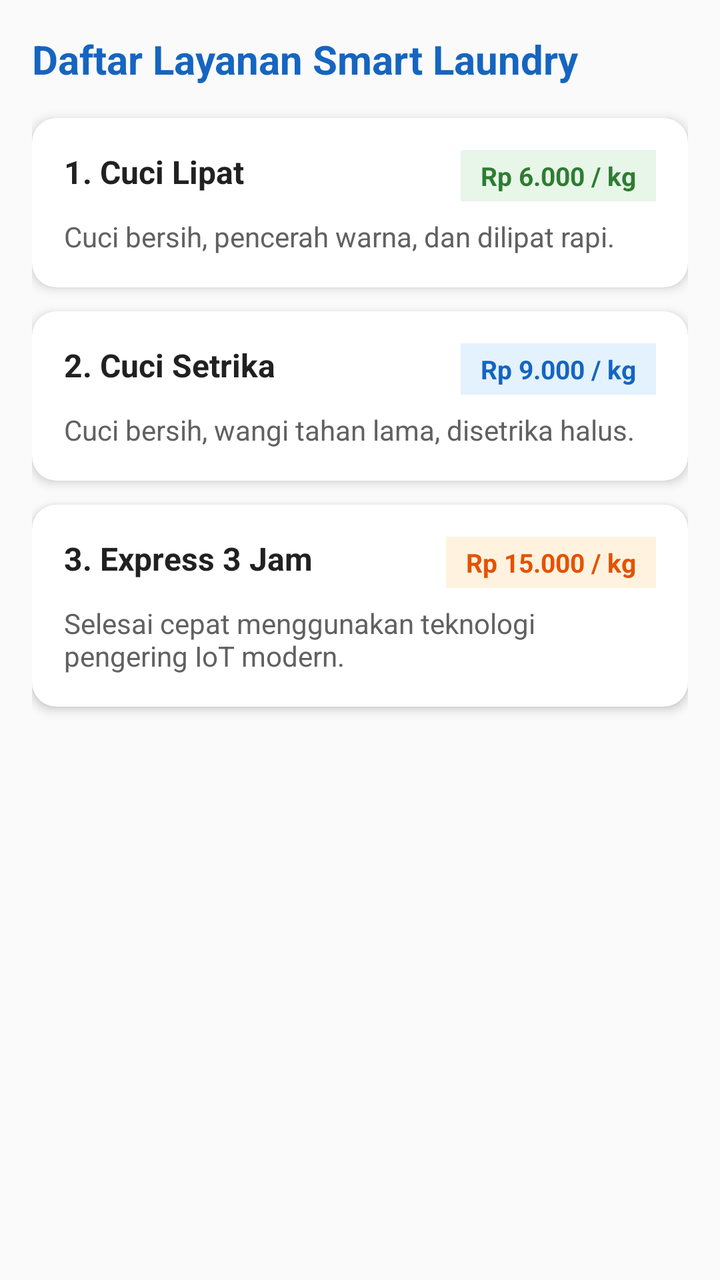
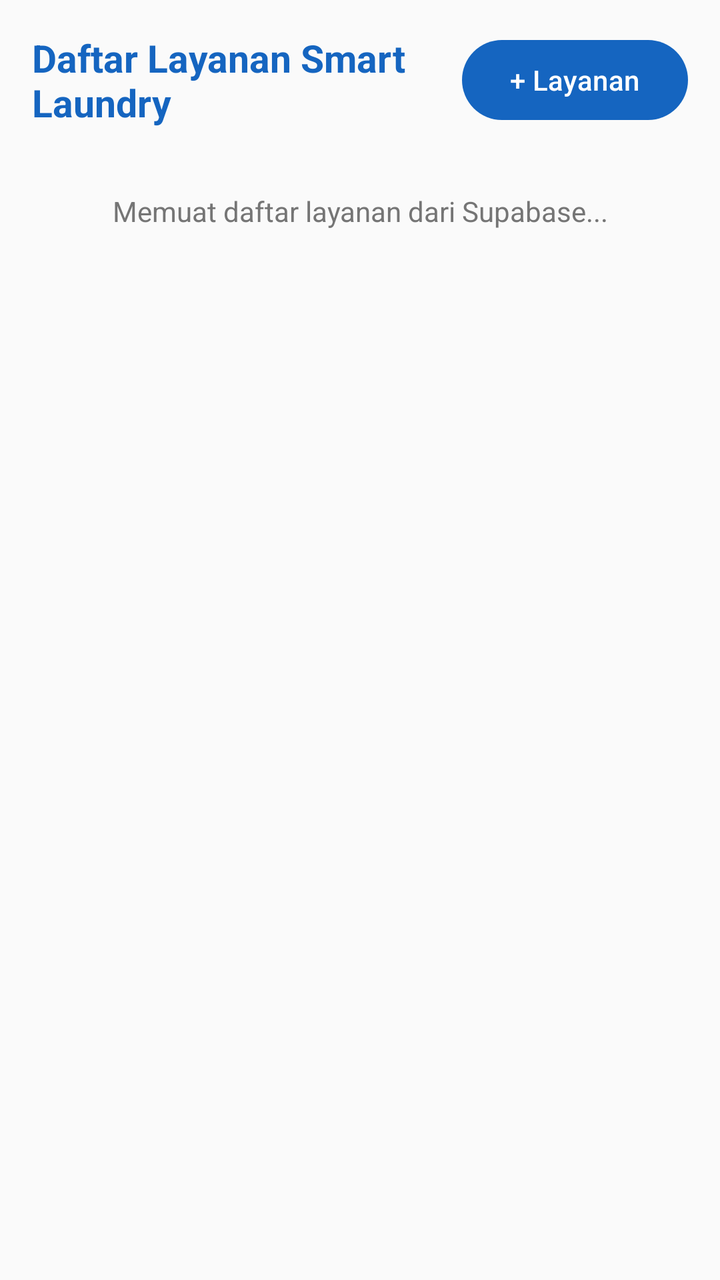

Screens rendered from an Android XML layout before and after an edit, with the pre-edit source and the edit as a unified diff.
<!-- AndroidManifest.xml: application theme Theme.IRWOreo -->
<!-- res/layout/fragment_more.xml -->
<?xml version="1.0" encoding="utf-8"?>
<ScrollView xmlns:android="http://schemas.android.com/apk/res/android"
    xmlns:app="http://schemas.android.com/apk/res-auto"
    android:layout_width="match_parent"
    android:layout_height="match_parent"
    android:background="#FAFAFA">

    <LinearLayout
        android:layout_width="match_parent"
        android:layout_height="wrap_content"
        android:orientation="vertical"
        android:padding="16dp">

        <TextView
            android:layout_width="wrap_content"
            android:layout_height="wrap_content"
            android:layout_marginBottom="16dp"
            android:text="Daftar Layanan Smart Laundry"
            android:textColor="?attr/colorPrimary"
            android:textSize="20sp"
            android:textStyle="bold" />

        
        <androidx.cardview.widget.CardView
            android:layout_width="match_parent"
            android:layout_height="wrap_content"
            android:layout_marginBottom="12dp"
            app:cardCornerRadius="12dp"
            app:cardElevation="3dp">

            <LinearLayout
                android:layout_width="match_parent"
                android:layout_height="wrap_content"
                android:orientation="vertical"
                android:padding="16dp">

                <RelativeLayout
                    android:layout_width="match_parent"
                    android:layout_height="wrap_content">

                    <TextView
                        android:layout_width="wrap_content"
                        android:layout_height="wrap_content"
                        android:layout_alignParentStart="true"
                        android:text="1. Cuci Lipat"
                        android:textColor="#212121"
                        android:textSize="16sp"
                        android:textStyle="bold" />

                    <TextView
                        android:layout_width="wrap_content"
                        android:layout_height="wrap_content"
                        android:layout_alignParentEnd="true"
                        android:background="#E8F5E9"
                        android:paddingHorizontal="10dp"
                        android:paddingVertical="4dp"
                        android:text="Rp 6.000 / kg"
                        android:textColor="#2E7D32"
                        android:textSize="13sp"
                        android:textStyle="bold" />
                </RelativeLayout>

                <TextView
                    android:layout_width="match_parent"
                    android:layout_height="wrap_content"
                    android:layout_marginTop="8dp"
                    android:text="Cuci bersih, pencerah warna, dan dilipat rapi."
                    android:textColor="#616161"
                    android:textSize="14sp" />
            </LinearLayout>
        </androidx.cardview.widget.CardView>

        
        <androidx.cardview.widget.CardView
            android:layout_width="match_parent"
            android:layout_height="wrap_content"
            android:layout_marginBottom="12dp"
            app:cardCornerRadius="12dp"
            app:cardElevation="3dp">

            <LinearLayout
                android:layout_width="match_parent"
                android:layout_height="wrap_content"
                android:orientation="vertical"
                android:padding="16dp">

                <RelativeLayout
                    android:layout_width="match_parent"
                    android:layout_height="wrap_content">

                    <TextView
                        android:layout_width="wrap_content"
                        android:layout_height="wrap_content"
                        android:layout_alignParentStart="true"
                        android:text="2. Cuci Setrika"
                        android:textColor="#212121"
                        android:textSize="16sp"
                        android:textStyle="bold" />

                    <TextView
                        android:layout_width="wrap_content"
                        android:layout_height="wrap_content"
                        android:layout_alignParentEnd="true"
                        android:background="#E3F2FD"
                        android:paddingHorizontal="10dp"
                        android:paddingVertical="4dp"
                        android:text="Rp 9.000 / kg"
                        android:textColor="#1565C0"
                        android:textSize="13sp"
                        android:textStyle="bold" />
                </RelativeLayout>

                <TextView
                    android:layout_width="match_parent"
                    android:layout_height="wrap_content"
                    android:layout_marginTop="8dp"
                    android:text="Cuci bersih, wangi tahan lama, disetrika halus."
                    android:textColor="#616161"
                    android:textSize="14sp" />
            </LinearLayout>
        </androidx.cardview.widget.CardView>

        
        <androidx.cardview.widget.CardView
            android:layout_width="match_parent"
            android:layout_height="wrap_content"
            android:layout_marginBottom="12dp"
            app:cardCornerRadius="12dp"
            app:cardElevation="3dp">

            <LinearLayout
                android:layout_width="match_parent"
                android:layout_height="wrap_content"
                android:orientation="vertical"
                android:padding="16dp">

                <RelativeLayout
                    android:layout_width="match_parent"
                    android:layout_height="wrap_content">

                    <TextView
                        android:layout_width="wrap_content"
                        android:layout_height="wrap_content"
                        android:layout_alignParentStart="true"
                        android:text="3. Express 3 Jam"
                        android:textColor="#212121"
                        android:textSize="16sp"
                        android:textStyle="bold" />

                    <TextView
                        android:layout_width="wrap_content"
                        android:layout_height="wrap_content"
                        android:layout_alignParentEnd="true"
                        android:background="#FFF3E0"
                        android:paddingHorizontal="10dp"
                        android:paddingVertical="4dp"
                        android:text="Rp 15.000 / kg"
                        android:textColor="#E65100"
                        android:textSize="13sp"
                        android:textStyle="bold" />
                </RelativeLayout>

                <TextView
                    android:layout_width="match_parent"
                    android:layout_height="wrap_content"
                    android:layout_marginTop="8dp"
                    android:text="Selesai cepat menggunakan teknologi pengering IoT modern."
                    android:textColor="#616161"
                    android:textSize="14sp" />
            </LinearLayout>
        </androidx.cardview.widget.CardView>

    </LinearLayout>
</ScrollView>
<!-- resources referenced by this layout -->
<resources>
  <style name="Theme.IRWOreo" parent="Base.Theme.IRWOreo" />
  <style name="Base.Theme.IRWOreo" parent="Theme.Material3.DayNight.NoActionBar">
          <item name="colorPrimary">@color/colorPrimary</item>
          <item name="colorPrimaryVariant">@color/colorPrimaryDark</item>
          <item name="colorSecondary">@color/colorAccent</item>
          <item name="android:windowBackground">@color/colorBackground</item>
      </style>
  <color name="colorPrimary">#1565C0</color>
  <color name="colorPrimaryDark">#0D47A1</color>
  <color name="colorAccent">#00BCD4</color>
  <color name="colorBackground">#F4F7FB</color>
</resources>

<!-- the commit's change to res/layout/fragment_more.xml (unified diff, before → after) -->
@@ -1,6 +1,5 @@
 <?xml version="1.0" encoding="utf-8"?>
 <ScrollView xmlns:android="http://schemas.android.com/apk/res/android"
-    xmlns:app="http://schemas.android.com/apk/res-auto"
     android:layout_width="match_parent"
     android:layout_height="match_parent"
     android:background="#FAFAFA">
@@ -11,164 +10,46 @@
         android:orientation="vertical"
         android:padding="16dp">
 
-        <TextView
-            android:layout_width="wrap_content"
+        
+        <LinearLayout
+            android:layout_width="match_parent"
             android:layout_height="wrap_content"
             android:layout_marginBottom="16dp"
-            android:text="Daftar Layanan Smart Laundry"
-            android:textColor="?attr/colorPrimary"
-            android:textSize="20sp"
-            android:textStyle="bold" />
+            android:gravity="center_vertical"
+            android:orientation="horizontal">
+
+            <TextView
+                android:layout_width="0dp"
+                android:layout_height="wrap_content"
+                android:layout_weight="1"
+                android:text="Daftar Layanan Smart Laundry"
+                android:textColor="?attr/colorPrimary"
+                android:textSize="19sp"
+                android:textStyle="bold" />
+
+            <Button
+                android:id="@+id/btnTambahLayanan"
+                android:layout_width="wrap_content"
+                android:layout_height="wrap_content"
+                android:text="+ Layanan" />
+        </LinearLayout>
 
         
-        <androidx.cardview.widget.CardView
+        <TextView
+            android:id="@+id/tvInfoLayanan"
             android:layout_width="match_parent"
             android:layout_height="wrap_content"
-            android:layout_marginBottom="12dp"
-            app:cardCornerRadius="12dp"
-            app:cardElevation="3dp">
-
-            <LinearLayout
-                android:layout_width="match_parent"
-                android:layout_height="wrap_content"
-                android:orientation="vertical"
-                android:padding="16dp">
-
-                <RelativeLayout
-                    android:layout_width="match_parent"
-                    android:layout_height="wrap_content">
-
-                    <TextView
-                        android:layout_width="wrap_content"
-                        android:layout_height="wrap_content"
-                        android:layout_alignParentStart="true"
-                        android:text="1. Cuci Lipat"
-                        android:textColor="#212121"
-                        android:textSize="16sp"
-                        android:textStyle="bold" />
-
-                    <TextView
-                        android:layout_width="wrap_content"
-                        android:layout_height="wrap_content"
-                        android:layout_alignParentEnd="true"
-                        android:background="#E8F5E9"
-                        android:paddingHorizontal="10dp"
-                        android:paddingVertical="4dp"
-                        android:text="Rp 6.000 / kg"
-                        android:textColor="#2E7D32"
-                        android:textSize="13sp"
-                        android:textStyle="bold" />
-                </RelativeLayout>
-
-                <TextView
-                    android:layout_width="match_parent"
-                    android:layout_height="wrap_content"
-                    android:layout_marginTop="8dp"
-                    android:text="Cuci bersih, pencerah warna, dan dilipat rapi."
-                    android:textColor="#616161"
-                    android:textSize="14sp" />
-            </LinearLayout>
-        </androidx.cardview.widget.CardView>
+            android:gravity="center"
+            android:padding="16dp"
+            android:text="Memuat daftar layanan dari Supabase..."
+            android:textColor="#757575" />
 
         
-        <androidx.cardview.widget.CardView
+        <LinearLayout
+            android:id="@+id/containerLayanan"
             android:layout_width="match_parent"
             android:layout_height="wrap_content"
-            android:layout_marginBottom="12dp"
-            app:cardCornerRadius="12dp"
-            app:cardElevation="3dp">
-
-            <LinearLayout
-                android:layout_width="match_parent"
-                android:layout_height="wrap_content"
-                android:orientation="vertical"
-                android:padding="16dp">
-
-                <RelativeLayout
-                    android:layout_width="match_parent"
-                    android:layout_height="wrap_content">
-
-                    <TextView
-                        android:layout_width="wrap_content"
-                        android:layout_height="wrap_content"
-                        android:layout_alignParentStart="true"
-                        android:text="2. Cuci Setrika"
-                        android:textColor="#212121"
-                        android:textSize="16sp"
-                        android:textStyle="bold" />
-
-                    <TextView
-                        android:layout_width="wrap_content"
-                        android:layout_height="wrap_content"
-                        android:layout_alignParentEnd="true"
-                        android:background="#E3F2FD"
-                        android:paddingHorizontal="10dp"
-                        android:paddingVertical="4dp"
-                        android:text="Rp 9.000 / kg"
-                        android:textColor="#1565C0"
-                        android:textSize="13sp"
-                        android:textStyle="bold" />
-                </RelativeLayout>
-
-                <TextView
-                    android:layout_width="match_parent"
-                    android:layout_height="wrap_content"
-                    android:layout_marginTop="8dp"
-                    android:text="Cuci bersih, wangi tahan lama, disetrika halus."
-                    android:textColor="#616161"
-                    android:textSize="14sp" />
-            </LinearLayout>
-        </androidx.cardview.widget.CardView>
-
-        
-        <androidx.cardview.widget.CardView
-            android:layout_width="match_parent"
-            android:layout_height="wrap_content"
-            android:layout_marginBottom="12dp"
-            app:cardCornerRadius="12dp"
-            app:cardElevation="3dp">
-
-            <LinearLayout
-                android:layout_width="match_parent"
-                android:layout_height="wrap_content"
-                android:orientation="vertical"
-                android:padding="16dp">
-
-                <RelativeLayout
-                    android:layout_width="match_parent"
-                    android:layout_height="wrap_content">
-
-                    <TextView
-                        android:layout_width="wrap_content"
-                        android:layout_height="wrap_content"
-                        android:layout_alignParentStart="true"
-                        android:text="3. Express 3 Jam"
-                        android:textColor="#212121"
-                        android:textSize="16sp"
-                        android:textStyle="bold" />
-
-                    <TextView
-                        android:layout_width="wrap_content"
-                        android:layout_height="wrap_content"
-                        android:layout_alignParentEnd="true"
-                        android:background="#FFF3E0"
-                        android:paddingHorizontal="10dp"
-                        android:paddingVertical="4dp"
-                        android:text="Rp 15.000 / kg"
-                        android:textColor="#E65100"
-                        android:textSize="13sp"
-                        android:textStyle="bold" />
-                </RelativeLayout>
-
-                <TextView
-                    android:layout_width="match_parent"
-                    android:layout_height="wrap_content"
-                    android:layout_marginTop="8dp"
-                    android:text="Selesai cepat menggunakan teknologi pengering IoT modern."
-                    android:textColor="#616161"
-                    android:textSize="14sp" />
-            </LinearLayout>
-        </androidx.cardview.widget.CardView>
+            android:orientation="vertical" />
 
     </LinearLayout>
 </ScrollView>
